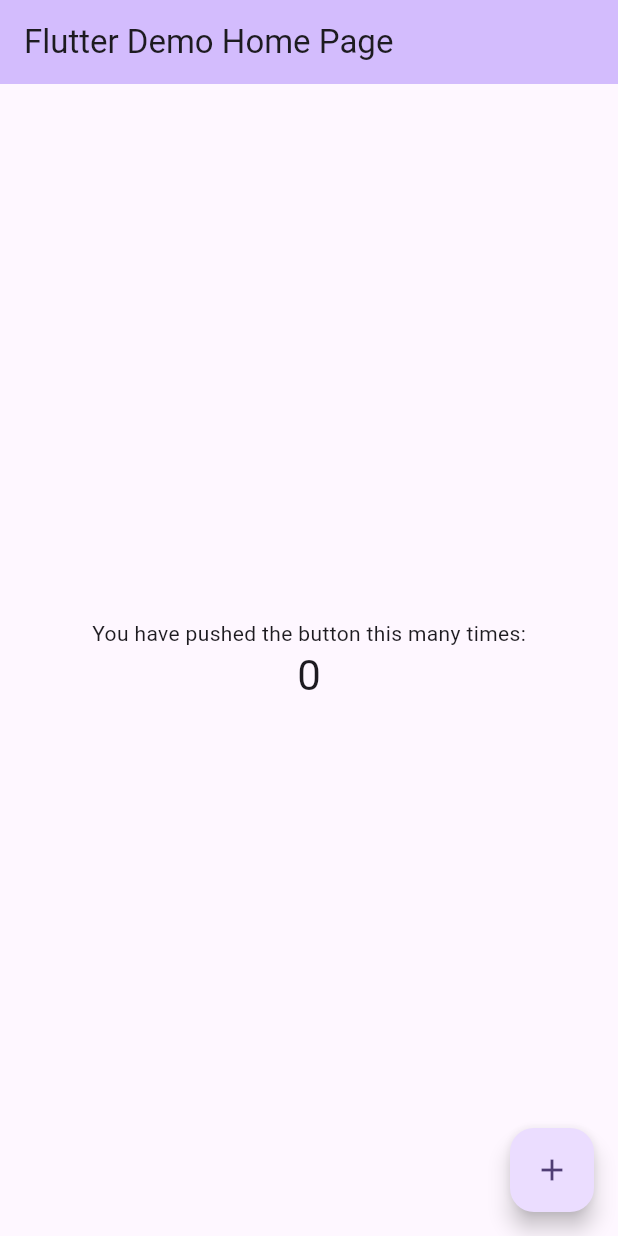
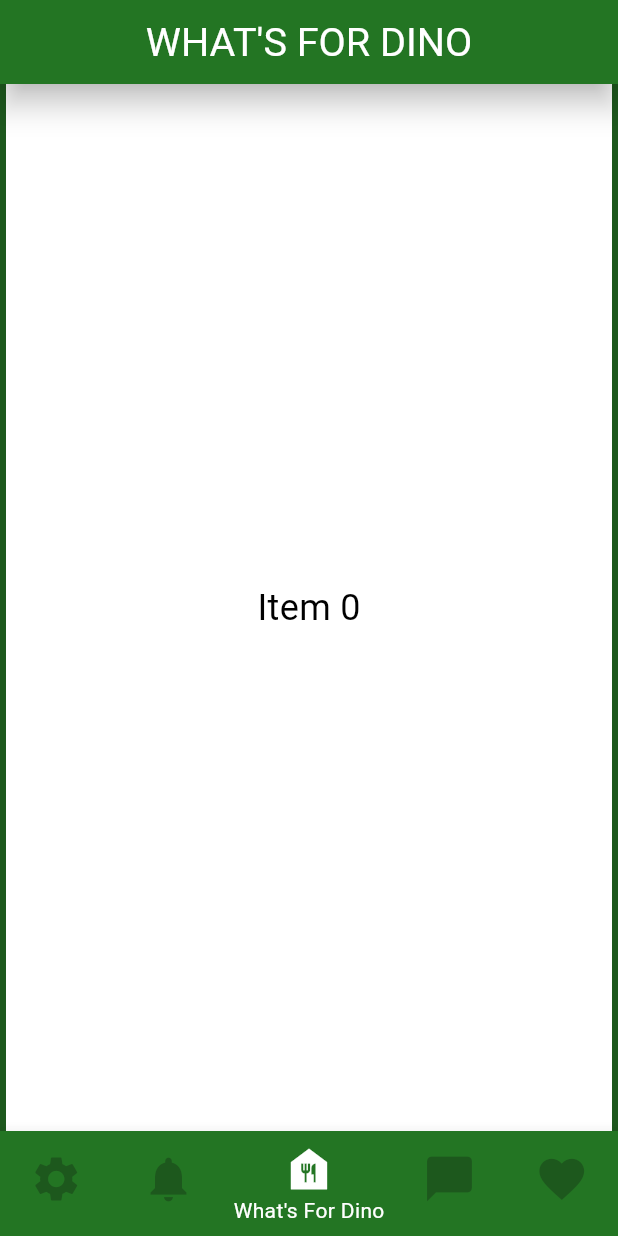
Before and after one commit to AlexanderPiscioneri/whats-for-dino-2, a Flutter app: the screen it shows after launch, on a phone screen of 412 x 824 dp. Run offline on Flutter 3.47's test engine with Material 3 defaults, Android fonts, the light colour scheme and no system bars.

Commit message:
Basic layout

```diff
--- a/lib/main.dart
+++ b/lib/main.dart
@@ -1,122 +1,124 @@
 import 'package:flutter/material.dart';
+import 'package:whats_for_dino_2/pages/feedback%20copy.dart';
+import 'package:whats_for_dino_2/pages/feedback.dart';
+import 'package:whats_for_dino_2/pages/notifications.dart';
+import 'package:whats_for_dino_2/pages/settings.dart';
+import 'package:whats_for_dino_2/pages/wfd.dart';
+
+Color containerColour = Color.fromARGB(73, 0, 0, 0);
+Color mainColour = Color.fromARGB(255, 35, 117, 35);
+Color secondaryColour = Color.fromARGB(255, 29, 88, 29);
 
 void main() {
-  runApp(const MyApp());
+  runApp(WhatsForDinoApp());
 }
 
-class MyApp extends StatelessWidget {
-  const MyApp({super.key});
+class WhatsForDinoApp extends StatefulWidget {
+  const WhatsForDinoApp({super.key});
 
-  // This widget is the root of your application.
+  @override
+  State<WhatsForDinoApp> createState() => _WhatsForDinoAppState();
+}
+
+class _WhatsForDinoAppState extends State<WhatsForDinoApp> {
+  int currentPage = 2;
+
+  void navigateToPage(int index) {
+    setState(() {
+      currentPage = index;
+    });
+  }
+
+  final List titles = [
+    "SETTINGS",
+    "NOTIFICATIONS",
+    "WHAT'S FOR DINO",
+    "FEEDBACK",
+    "FAVOURITES",
+  ];
+
+  final List pages = [
+    SettingsPage(),
+    NotificationsPage(),
+    WfdPage(),
+    FeedbackPage(),
+    FavouritesPage(),
+  ];
+
   @override
   Widget build(BuildContext context) {
     return MaterialApp(
-      title: 'Flutter Demo',
       theme: ThemeData(
-        // This is the theme of your application.
-        //
-        // TRY THIS: Try running your application with "flutter run". You'll see
-        // the application has a purple toolbar. Then, without quitting the app,
-        // try changing the seedColor in the colorScheme below to Colors.green
-        // and then invoke "hot reload" (save your changes or press the "hot
-        // reload" button in a Flutter-supported IDE, or press "r" if you used
-        // the command line to start the app).
-        //
-        // Notice that the counter didn't reset back to zero; the application
-        // state is not lost during the reload. To reset the state, use hot
-        // restart instead.
-        //
-        // This works for code too, not just values: Most code changes can be
-        // tested with just a hot reload.
-        colorScheme: ColorScheme.fromSeed(seedColor: Colors.deepPurple),
+        colorScheme: ColorScheme.fromSeed(
+          seedColor: mainColour,
+          surface: mainColour, // sets BottomNavigationBar background
         ),
-      home: const MyHomePage(title: 'Flutter Demo Home Page'),
-    );
+        navigationBarTheme: NavigationBarThemeData(
+          backgroundColor: mainColour, // bar color
+          indicatorColor: Colors.transparent, // removes grey circle
+          height: 60,
+          iconTheme: WidgetStateProperty.resolveWith((states) {
+            if (states.contains(WidgetState.selected)) {
+              return IconThemeData(color: Colors.white, size: 36);
             }
-}
-
-class MyHomePage extends StatefulWidget {
-  const MyHomePage({super.key, required this.title});
-
-  // This widget is the home page of your application. It is stateful, meaning
-  // that it has a State object (defined below) that contains fields that affect
-  // how it looks.
-
-  // This class is the configuration for the state. It holds the values (in this
-  // case the title) provided by the parent (in this case the App widget) and
-  // used by the build method of the State. Fields in a Widget subclass are
-  // always marked "final".
-
-  final String title;
-
-  @override
-  State<MyHomePage> createState() => _MyHomePageState();
-}
-
-class _MyHomePageState extends State<MyHomePage> {
-  int _counter = 0;
-
-  void _incrementCounter() {
-    setState(() {
-      // This call to setState tells the Flutter framework that something has
-      // changed in this State, which causes it to rerun the build method below
-      // so that the display can reflect the updated values. If we changed
-      // _counter without calling setState(), then the build method would not be
-      // called again, and so nothing would appear to happen.
-      _counter++;
-    });
-  }
-
-  @override
-  Widget build(BuildContext context) {
-    // This method is rerun every time setState is called, for instance as done
-    // by the _incrementCounter method above.
-    //
-    // The Flutter framework has been optimized to make rerunning build methods
-    // fast, so that you can just rebuild anything that needs updating rather
-    // than having to individually change instances of widgets.
-    return Scaffold(
+            return IconThemeData(color: Colors.grey, size: 32);
+          }),
+        ),
+      ),
+      home: Scaffold(
+        backgroundColor: secondaryColour,
         appBar: AppBar(
-        // TRY THIS: Try changing the color here to a specific color (to
-        // Colors.amber, perhaps?) and trigger a hot reload to see the AppBar
-        // change color while the other colors stay the same.
-        backgroundColor: Theme.of(context).colorScheme.inversePrimary,
-        // Here we take the value from the MyHomePage object that was created by
-        // the App.build method, and use it to set our appbar title.
-        title: Text(widget.title),
+          title: Text(
+            titles[currentPage],
+            style: TextStyle(fontWeight: FontWeight.w400, color: Colors.white),
+            textScaler: TextScaler.linear(1.2),
           ),
-      body: Center(
-        // Center is a layout widget. It takes a single child and positions it
-        // in the middle of the parent.
-        child: Column(
-          // Column is also a layout widget. It takes a list of children and
-          // arranges them vertically. By default, it sizes itself to fit its
-          // children horizontally, and tries to be as tall as its parent.
-          //
-          // Column has various properties to control how it sizes itself and
-          // how it positions its children. Here we use mainAxisAlignment to
-          // center the children vertically; the main axis here is the vertical
-          // axis because Columns are vertical (the cross axis would be
-          // horizontal).
-          //
-          // TRY THIS: Invoke "debug painting" (choose the "Toggle Debug Paint"
-          // action in the IDE, or press "p" in the console), to see the
-          // wireframe for each widget.
-          mainAxisAlignment: MainAxisAlignment.center,
-          children: <Widget>[
-            const Text('You have pushed the button this many times:'),
-            Text(
-              '$_counter',
-              style: Theme.of(context).textTheme.headlineMedium,
+          backgroundColor: mainColour,
+          elevation: 8, // <-- SHADOW
+          shadowColor: Colors.black, // <-- SHADOW COLOR
+          surfaceTintColor:
+              Colors.transparent, // <-- REQUIRED (Material 3 hides shadow)
+          centerTitle: true,
+        ),
+        body: pages[currentPage],
+        bottomNavigationBar: Theme(
+          data: Theme.of(context).copyWith(
+            splashFactory: NoSplash.splashFactory,
+            highlightColor: Colors.transparent,
+            canvasColor: mainColour,
+          ),
+          child: BottomNavigationBar(
+            backgroundColor: mainColour,
+            currentIndex: currentPage,
+            onTap: navigateToPage,
+            selectedItemColor: Colors.white,
+            unselectedItemColor: secondaryColour,
+            iconSize: 36,
+            items: [
+              BottomNavigationBarItem(
+                icon: Icon(Icons.settings),
+                label: "Settings",
+              ),
+              BottomNavigationBarItem(
+                icon: Icon(Icons.notifications),
+                label: "Notifications",
+              ),
+              BottomNavigationBarItem(
+                icon: Icon(Icons.food_bank),
+                label: "What's For Dino",
+              ),
+              BottomNavigationBarItem(
+                icon: Icon(Icons.messenger),
+                label: "Feedback",
+              ),
+              BottomNavigationBarItem(
+                icon: Icon(Icons.favorite),
+                label: "Favourites",
               ),
             ],
           ),
         ),
-      floatingActionButton: FloatingActionButton(
-        onPressed: _incrementCounter,
-        tooltip: 'Increment',
-        child: const Icon(Icons.add),
-      ), // This trailing comma makes auto-formatting nicer for build methods.
+      ),
     );
   }
 }
--- /dev/null
+++ b/lib/pages/feedback copy.dart
@@ -0,0 +1,14 @@
+import 'package:flutter/material.dart';
+import 'package:whats_for_dino_2/main.dart';
+
+class FavouritesPage extends StatelessWidget {
+  const FavouritesPage({super.key});
+
+  @override
+  Widget build(BuildContext context) {
+    return Scaffold(
+      backgroundColor: secondaryColour,
+        body:Center(child: Text("Favourites"))
+    );
+  }
+}
--- /dev/null
+++ b/lib/pages/feedback.dart
@@ -0,0 +1,14 @@
+import 'package:flutter/material.dart';
+import 'package:whats_for_dino_2/main.dart';
+
+class FeedbackPage extends StatelessWidget {
+  const FeedbackPage({super.key});
+
+  @override
+  Widget build(BuildContext context) {
+    return Scaffold(
+      backgroundColor: secondaryColour,
+        body:Center(child: Text("Feedback"))
+    );
+  }
+}
--- /dev/null
+++ b/lib/pages/notifications.dart
@@ -0,0 +1,14 @@
+import 'package:flutter/material.dart';
+import 'package:whats_for_dino_2/main.dart';
+
+class NotificationsPage extends StatelessWidget {
+  const NotificationsPage({super.key});
+
+  @override
+  Widget build(BuildContext context) {
+    return Scaffold(
+      backgroundColor: secondaryColour,
+        body:Center(child: Text("Notifications"))
+    );
+  }
+}
--- /dev/null
+++ b/lib/pages/settings.dart
@@ -0,0 +1,14 @@
+import 'package:flutter/material.dart';
+import 'package:whats_for_dino_2/main.dart';
+
+class SettingsPage extends StatelessWidget {
+  const SettingsPage({super.key});
+
+  @override
+  Widget build(BuildContext context) {
+    return Scaffold(
+      backgroundColor: secondaryColour,
+        body:Center(child: Text("Settings"))
+    );
+  }
+}
--- /dev/null
+++ b/lib/pages/wfd.dart
@@ -0,0 +1,31 @@
+import 'package:flutter/material.dart';
+import 'package:whats_for_dino_2/main.dart';
+
+class WfdPage extends StatelessWidget {
+  const WfdPage({super.key});
+
+  @override
+  Widget build(BuildContext context) {
+    return Scaffold(
+      backgroundColor: secondaryColour,
+      body:PageView.builder(
+          scrollDirection: Axis.horizontal,
+          itemCount: 10,
+          itemBuilder: (context, index) {
+            return Padding(
+              padding: const EdgeInsets.symmetric(horizontal: 4),
+              child: Container(
+                color: Colors.white,
+                child: Center(
+                  child: Text(
+                    'Item $index',
+                    style: const TextStyle(color: Colors.black, fontSize: 24),
+                  ),
+                ),
+              ),
+            );
+          },
+        ),
+    );
+  }
+}
```
Also changed, not shown: pubspec.yaml (+19 -1 lines), assets/fonts/NimbusSanL-Bol.otf (added), assets/fonts/NimbusSanL-BolIta.otf (added), assets/fonts/NimbusSanL-Reg.otf (added), assets/fonts/NimbusSanL-RegIta.otf (added), flutter_01.png (added), pubspec.lock. Lines whose indentation alone changed are shown as unchanged.
